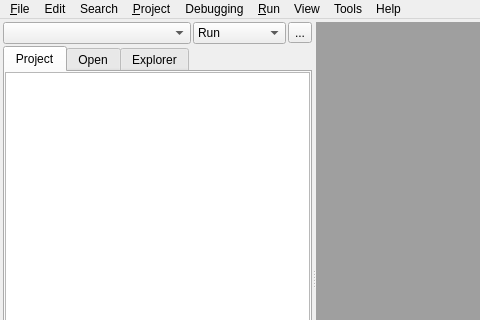
This is blurdev/ide/ui/ideeditor.ui in blurstudio/PrEditor as Qt 5 draws it before an edit; both pictures show x 0 to 480 and y 0 to 320 of the 951 by 559 pixel window. The edited form follows.
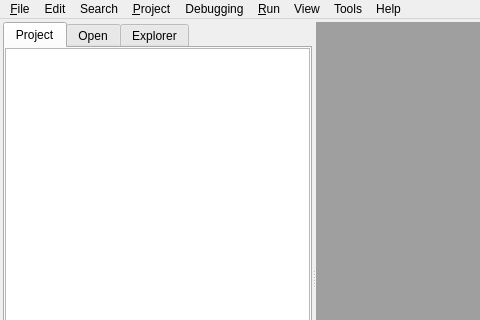
This is the edited form.

The edit to the form file:
```diff
--- a/blurdev/ide/ui/ideeditor.ui
+++ b/blurdev/ide/ui/ideeditor.ui
@@ -28,48 +28,6 @@
         <property name="spacing">
          <number>2</number>
         </property>
-        <item>
-         <layout class="QHBoxLayout" name="horizontalLayout_2">
-          <item>
-           <widget class="QComboBox" name="uiCommandDDL"/>
-          </item>
-          <item>
-           <widget class="QComboBox" name="uiExecuteDDL">
-            <property name="sizePolicy">
-             <sizepolicy hsizetype="Maximum" vsizetype="Fixed">
-              <horstretch>0</horstretch>
-              <verstretch>0</verstretch>
-             </sizepolicy>
-            </property>
-            <item>
-             <property name="text">
-              <string>Run</string>
-             </property>
-            </item>
-            <item>
-             <property name="text">
-              <string>Standalone</string>
-             </property>
-            </item>
-            <item>
-             <property name="text">
-              <string>Debug</string>
-             </property>
-            </item>
-           </widget>
-          </item>
-          <item>
-           <widget class="QToolButton" name="uiRunBTN">
-            <property name="toolTip">
-             <string>Run the selected script in the selected mode</string>
-            </property>
-            <property name="text">
-             <string>...</string>
-            </property>
-           </widget>
-          </item>
-         </layout>
-        </item>
         <item>
          <widget class="QTabWidget" name="uiBrowserTAB">
           <property name="minimumSize">
```
Left out of the diff: 8 changed lines with no effect on the pictures.
